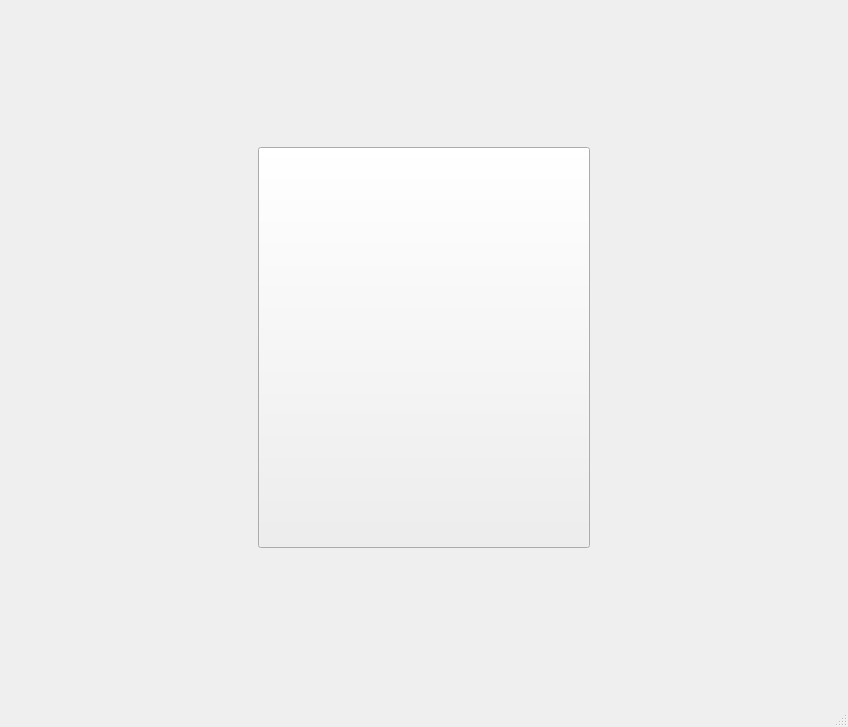
The window that ArchCreator/mainwindow.ui (AntonBubnov/ArchCreator) describes before a commit, drawn with Qt 5.
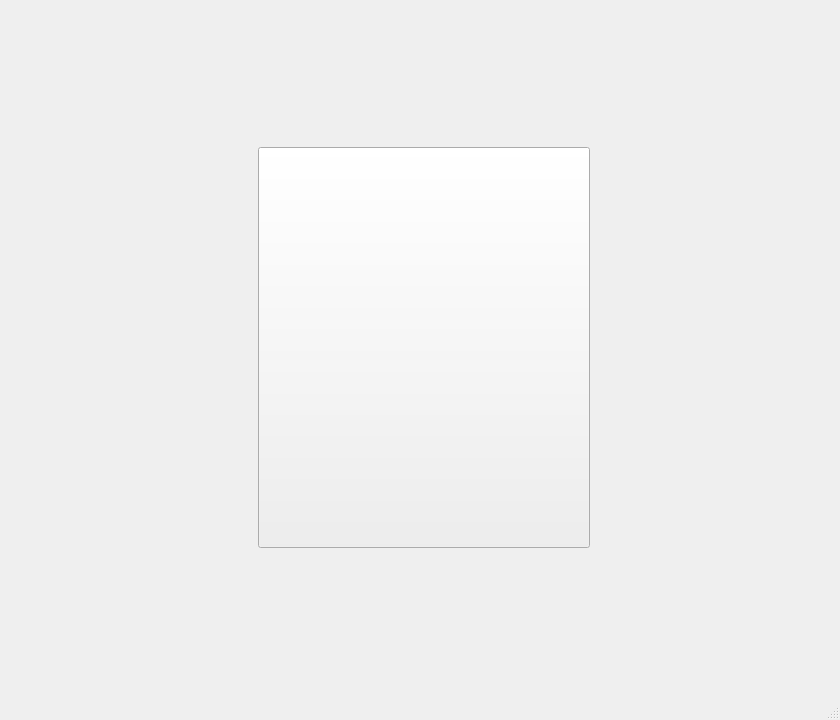
The same window after the commit.

The edit to the form file:
```diff
--- a/ArchCreator/mainwindow.ui
+++ b/ArchCreator/mainwindow.ui
@@ -6,15 +6,27 @@
    <rect>
     <x>0</x>
     <y>0</y>
-    <width>848</width>
-    <height>727</height>
+    <width>840</width>
+    <height>720</height>
    </rect>
   </property>
+  <property name="minimumSize">
+   <size>
+    <width>840</width>
+    <height>720</height>
+   </size>
+  </property>
+  <property name="maximumSize">
+   <size>
+    <width>840</width>
+    <height>720</height>
+   </size>
+  </property>
   <property name="windowTitle">
    <string>Arch Creator</string>
   </property>
   <widget class="QWidget" name="centralwidget">
-   <widget class="QWidget" name="">
+   <widget class="QWidget" name="layoutWidget">
     <property name="geometry">
      <rect>
       <x>11</x>
```
Left out of the diff: 2 changed lines with no effect on the pictures.
